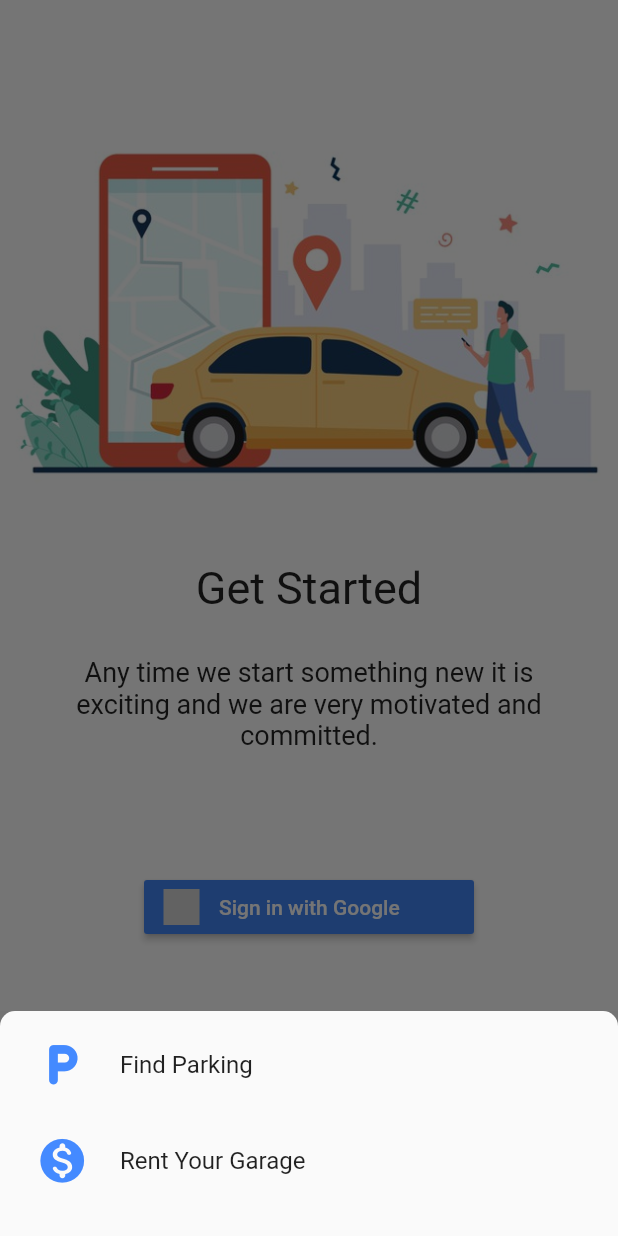
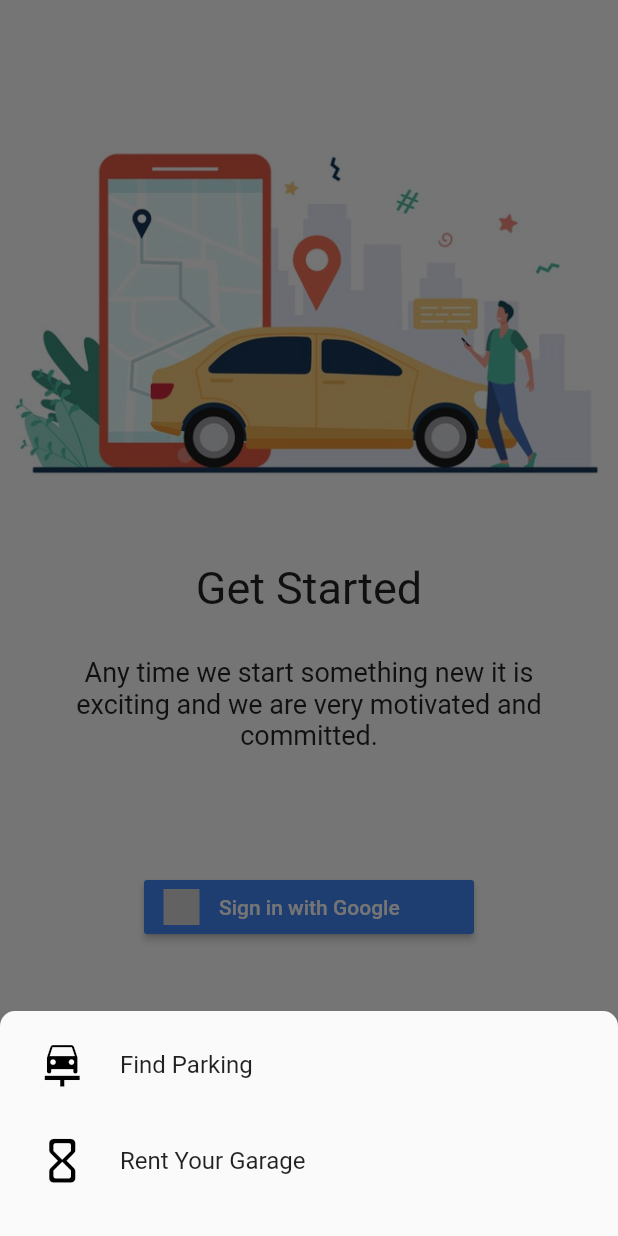
Before and after one commit to SampatPolireddi/ParkingApp, a Flutter app: the screen it shows after launch, after a tap on an icon or button, on a phone screen of 412 x 824 dp. Run offline on Flutter 3.47's test engine with Material 2 defaults, Android fonts, the phone set to English and light mode, and no system bars; our stand-ins replace flutter_map, flutter_signin_button, google_fonts, latlong; missing offline and left inert: user_location.

Commit message:
4th commit

```diff
--- a/lib/screens/loginPage.dart
+++ b/lib/screens/loginPage.dart
@@ -122,8 +122,8 @@ class _LoginState extends State<Login> {
           padding: const EdgeInsets.only(top: 8.0, left: 8.0, right: 8.0),
           child: ListTile(
             leading: Icon(
-              Icons.local_parking_rounded,
-              color: Colors.blueAccent,
+              Icons.car_repair,
+              color: Colors.black,
               size: 35,
             ),
             title: Text("Find Parking"),
@@ -137,8 +137,8 @@ class _LoginState extends State<Login> {
           padding: const EdgeInsets.only(top: 8.0, left: 8.0, right: 8.0),
           child: ListTile(
             leading: Icon(
-              Icons.monetization_on_rounded,
-              color: Colors.blueAccent,
+              Icons.hourglass_empty_rounded,
+              color: Colors.black,
               size: 35,
             ),
             title: Text("Rent Your Garage"),
--- a/pubspec.yaml
+++ b/pubspec.yaml
@@ -31,7 +31,10 @@ dependencies:
   flutter_map: ^0.8.2
   user_location: ^0.1.3
   location_web: ^1.0.0
-  material_floating_search_bar: ^0.2.3
+  google_fonts: ^1.1.1
+
+
+
 dev_dependencies:
   flutter_test:
     sdk: flutter
```
Also changed, not shown: lib/screens/parking.dart (+53 -5 lines), pubspec.lock.
